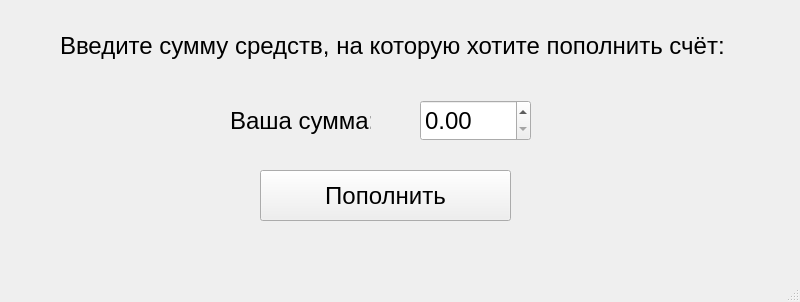
Qt form src/ui/donate.ui (prianechka/DB-Coursework) before a commit.
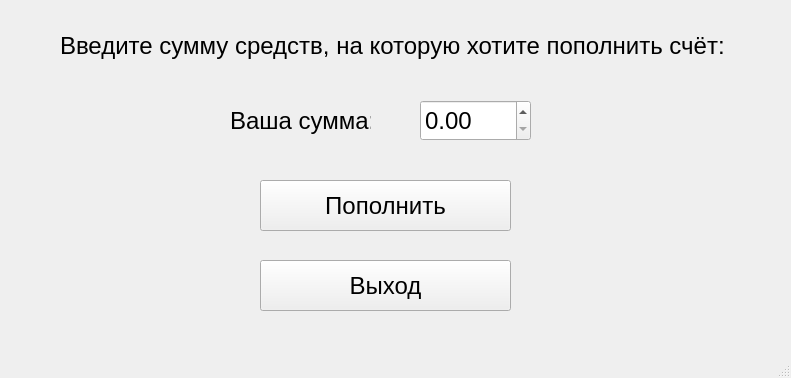
The same form after that commit.

Patch:
```diff
--- a/src/ui/donate.ui
+++ b/src/ui/donate.ui
@@ -6,8 +6,8 @@
    <rect>
     <x>0</x>
     <y>0</y>
-    <width>800</width>
-    <height>302</height>
+    <width>791</width>
+    <height>378</height>
    </rect>
   </property>
   <property name="font">
@@ -62,7 +62,7 @@
     <property name="geometry">
      <rect>
       <x>260</x>
-      <y>170</y>
+      <y>180</y>
       <width>251</width>
       <height>51</height>
      </rect>
@@ -71,6 +71,19 @@
      <string>Пополнить</string>
     </property>
    </widget>
+   <widget class="QPushButton" name="exitButton">
+    <property name="geometry">
+     <rect>
+      <x>260</x>
+      <y>260</y>
+      <width>251</width>
+      <height>51</height>
+     </rect>
+    </property>
+    <property name="text">
+     <string>Выход</string>
+    </property>
+   </widget>
   </widget>
   <widget class="QMenuBar" name="menubar">
    <property name="geometry">
```
Left out of the diff: 2 changed lines with no effect on the pictures.
